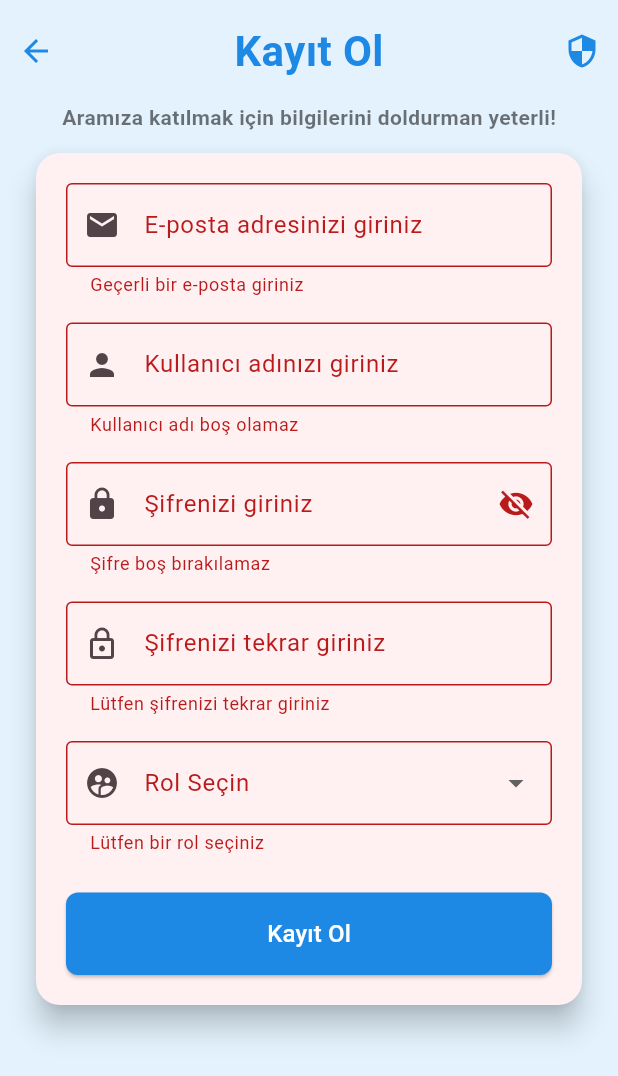
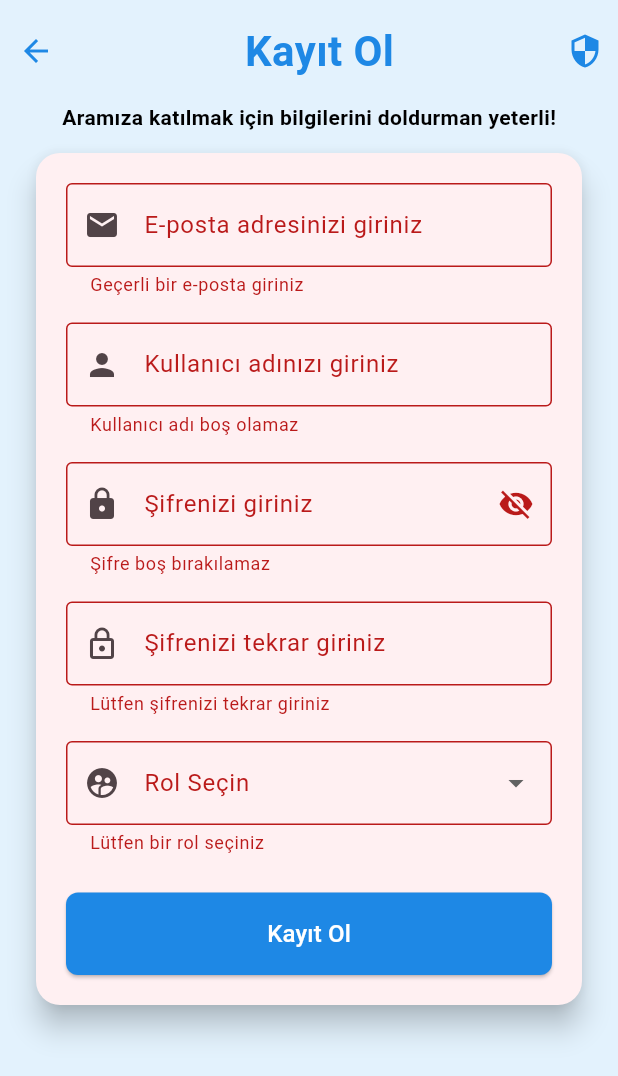
Before and after one commit to FurkanOguzgoksu/flutter-api-book-example, a Flutter app: the PageSignUp screen opened directly, after a tap on "Kayıt Ol", on a phone screen of 412 x 824 dp. Shown: the top 1076 px of the screen. Run offline on Flutter 3.47's test engine with Material 3 defaults, Android fonts, the phone set to English and light mode, and no system bars; our stand-ins replace animated_text_kit, connectivity_plus, shared_preferences; accounts and stored records are empty.

Commit message:
update colors became global and design changes

```diff
--- a/lib/pages/user_operations/page_sign_up.dart
+++ b/lib/pages/user_operations/page_sign_up.dart
@@ -66,7 +66,6 @@ class _PageSignUpState extends State<PageSignUp> {
             children: [
               const SizedBox(height: 10),
               Row(
-                mainAxisAlignment: MainAxisAlignment.spaceBetween,
                 children: [
                   IconButton(
                     onPressed: () {
@@ -74,6 +73,7 @@ class _PageSignUpState extends State<PageSignUp> {
                     },
                     icon: Icon(Icons.arrow_back, color: Color(0xFF1E88E5)),
                   ),
+                  const Spacer(),
                   const Text(
                     "Kayıt Ol",
                     style: TextStyle(
@@ -82,19 +82,18 @@ class _PageSignUpState extends State<PageSignUp> {
                       color: Color(0xFF1E88E5),
                     ),
                   ),
-                  IconButton(
-                    onPressed: () {},
-                    icon: Icon(Icons.security, color: Color(0xFF1E88E5)),
-                  ),
+                  const Spacer(),
+                  Icon(Icons.security, color: Color(0xFF1E88E5)),
+                  const SizedBox(width: 10),
                 ],
               ),
 
               const SizedBox(height: 10),
-              const Text(
+              Text(
                 "Aramıza katılmak için bilgilerini doldurman yeterli!",
                 style: TextStyle(
                   fontSize: 14,
-                  color: Colors.black54,
+                  color: kBlackColor,
                   fontWeight: FontWeight.bold,
                 ),
               ),
@@ -262,6 +261,7 @@ class _PageSignUpState extends State<PageSignUp> {
                                             });
 
                                             if (result["statusCode"] == 201) {
+                                              if (!context.mounted) return;
                                               ScaffoldMessenger.of(
                                                 context,
                                               ).showSnackBar(
@@ -275,10 +275,12 @@ class _PageSignUpState extends State<PageSignUp> {
                                               await Future.delayed(
                                                 const Duration(seconds: 1),
                                               );
+                                              if (!context.mounted) return;
                                               Navigator.pop(
                                                 context,
                                               ); // Giriş sayfasına döner
                                             } else {
+                                              if (!context.mounted) return;
                                               ScaffoldMessenger.of(
                                                 context,
                                               ).showSnackBar(
@@ -302,11 +304,11 @@ class _PageSignUpState extends State<PageSignUp> {
                                       borderRadius: BorderRadius.circular(8),
                                     ),
                                   ),
-                                  child: const Text(
+                                  child: Text(
                                     "Kayıt Ol",
                                     style: TextStyle(
                                       fontSize: 16,
-                                      color: Colors.white,
+                                      color: kTextWhiteColor,
                                     ),
                                   ),
                                 ),
```
